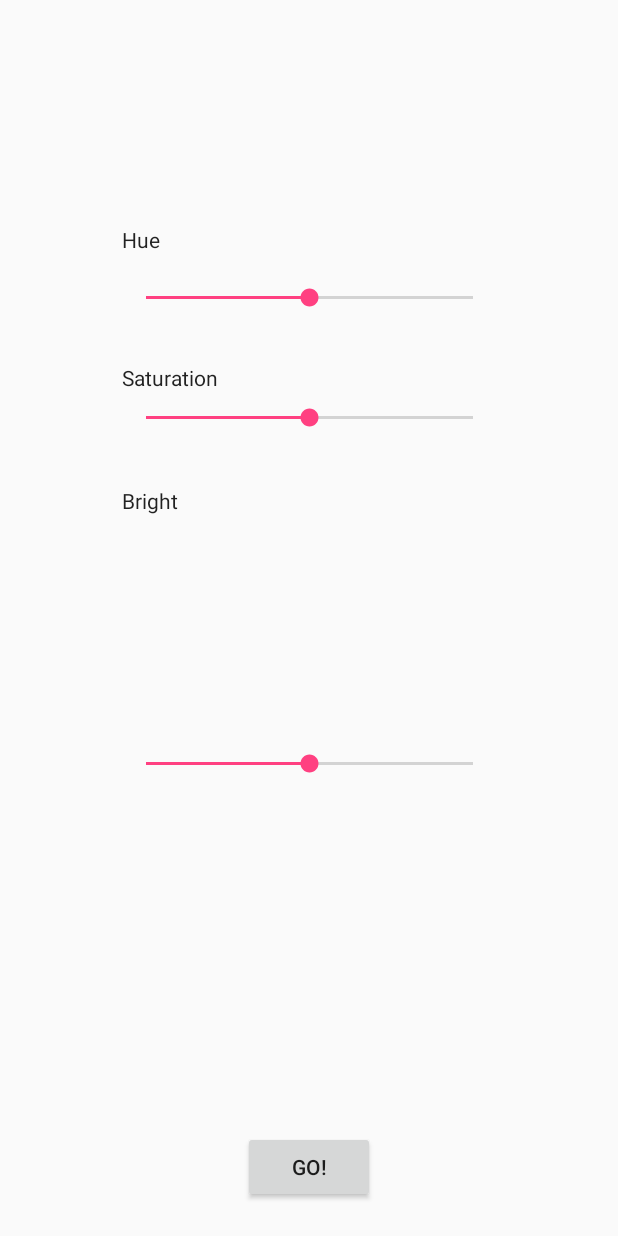
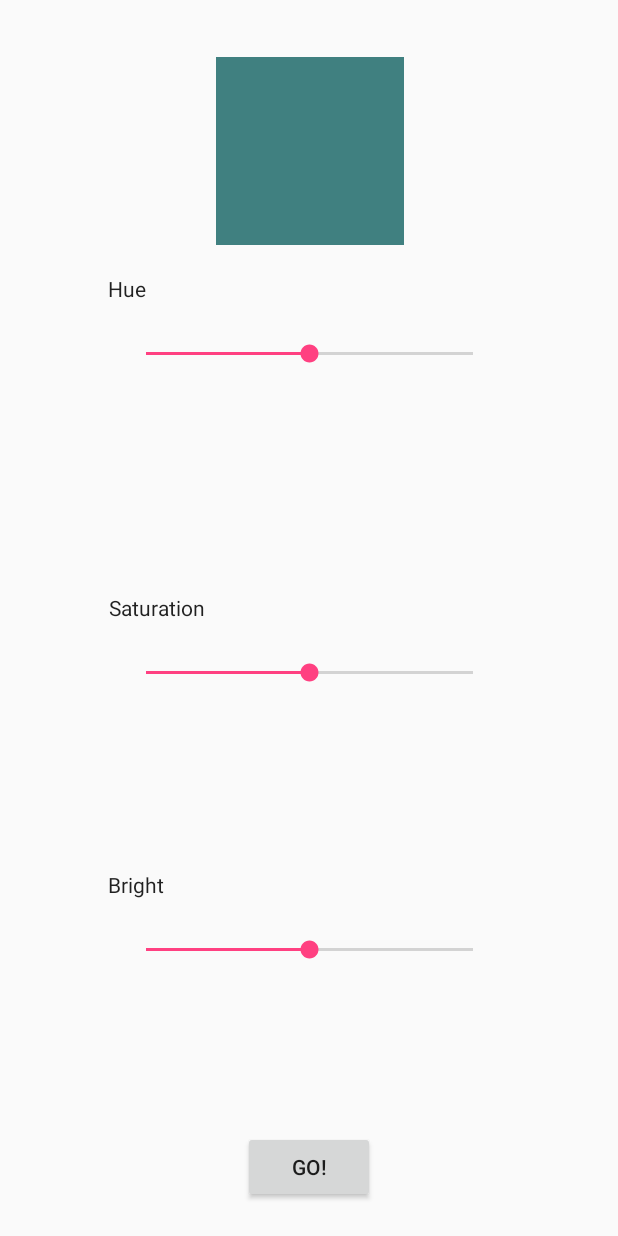
Before and after one commit to rafasalas/Rugs, an Android app: the screen it shows after launch (MainActivity), on a phone screen of 412 x 824 dp. Run offline under Robolectric (Android 15) with nearby library versions, the phone set to English and light mode, and no system bars.

Commit message:
Show color_1

```diff
--- a/app/src/main/java/com/rafasalas/rugs/MainActivity.java
+++ b/app/src/main/java/com/rafasalas/rugs/MainActivity.java
@@ -20,12 +20,14 @@ import android.widget.Button;
 import android.widget.SeekBar;
 
 import com.rafasalas.rugs.data.PrefsUtils;
+import com.rafasalas.rugs.views.muestracolor;
 
 
 public class MainActivity extends Activity {
+    private muestracolor muestra;
     private Button vamos;
     private SeekBar hue, saturation, bright=null;
-    private int valH=0, valS=0,valB=0;
+    private float valH=0, valS=0,valB=0;
 
     private boolean is_Running=false;
   // public SharedPreferences prefs = PreferenceManager.getDefaultSharedPreferences(this.getApplicationContext());
@@ -53,7 +55,7 @@ public class MainActivity extends Activity {
         requestWindowFeature(Window.FEATURE_NO_TITLE);
 
         setContentView(R.layout.activity_main);
-
+        muestra=(muestracolor)findViewById(R.id.muestra);
         hue=(SeekBar) findViewById(R.id.hue);
         saturation=(SeekBar) findViewById(R.id.saturation);
         bright=(SeekBar) findViewById(R.id.bright);
@@ -61,28 +63,30 @@ public class MainActivity extends Activity {
         WallpaperManager wpm = WallpaperManager.getInstance(this);
         WallpaperInfo info = wpm.getWallpaperInfo();
         //
-        Log.d("valores", prefs.getInt(hueKey, 0)+" "+prefs.getInt(satKey, 0)+" "+prefs.getInt(brightKey, 0));
+        //Log.d("valores", prefs.getInt(hueKey, 0)+" "+prefs.getInt(satKey, 0)+" "+prefs.getInt(brightKey, 0));
         if (!prefs.contains(initializedKey)){
 
             hue.setProgress(50);
             valH=180;
             saturation.setProgress(50);
-            valS=50;
+            valS=0.5f;
 
             bright.setProgress(50);
-            valB=50;
+            valB=0.5f;
         } else
         {
-            valH=prefs.getInt(hueKey, 0);
-            //double ladilla=(((double)valH/360)*100);
-           // Log.d("valor ladilla", ((double)valH/360d)+"");
+            valH=prefs.getFloat(hueKey, 0);
+
             hue.setProgress((int)(((double)valH/360)*100));
-            valS=prefs.getInt(satKey, 0);
-            saturation.setProgress(valS);
-            valB=prefs.getInt(brightKey, 0);
-            bright.setProgress(valB);
-            Log.d("valores_obtenidos", valH+" "+valS+" "+valB);
+            valS=prefs.getFloat(satKey, 0);
+            saturation.setProgress((int)(valS*100));
+            valB=prefs.getFloat(brightKey, 0);
+            bright.setProgress((int)(valB*100));
+            //Log.d("valores_obtenidos", valH+" "+valS+" "+valB);
         }
+        muestra.hsv[0]=valH;
+        muestra.hsv[1]=valS;
+        muestra.hsv[2]=valB;
         //
         if (info != null && info.getPackageName().equals(this.getPackageName())) {
             //Log.d("chocho ", "We're already running");
@@ -104,6 +108,7 @@ public class MainActivity extends Activity {
         hue.setOnSeekBarChangeListener(new SeekBar.OnSeekBarChangeListener() {
             public void onProgressChanged(SeekBar seekBar, int progress, boolean fromUser){
                 valH=(progress*360)/100;
+                muestra.hsv[0]=valH;
 
 
             }
@@ -120,7 +125,9 @@ public class MainActivity extends Activity {
         });
         saturation.setOnSeekBarChangeListener(new SeekBar.OnSeekBarChangeListener() {
             public void onProgressChanged(SeekBar seekBar, int progress, boolean fromUser){
-                valS=progress;
+                valS=(float)progress/100;
+
+                muestra.hsv[1]=valS;
 
 
             }
@@ -137,8 +144,9 @@ public class MainActivity extends Activity {
         });
         bright.setOnSeekBarChangeListener(new SeekBar.OnSeekBarChangeListener() {
             public void onProgressChanged(SeekBar seekBar, int progress, boolean fromUser){
-                valB=progress;
+                valB=(float)progress/100;
 
+                muestra.hsv[2]=valB;
 
             }
 
--- a/app/src/main/java/com/rafasalas/rugs/data/PrefsUtils.java
+++ b/app/src/main/java/com/rafasalas/rugs/data/PrefsUtils.java
@@ -19,7 +19,7 @@ public class PrefsUtils {
   public  static SharedPreferences prefs;*/
 
 
-    public static  void SetColors(Context context,int h, int s, int v){
+    public static  void SetColors(Context context,float h, float s, float v){
         String hueKey=context.getString(R.string.pref_hue_key);
         String  satKey=context.getString(R.string.pref_saturation_key);;
         String brightKey=context.getString(R.string.pref_bright_key);;
@@ -28,11 +28,11 @@ public class PrefsUtils {
         SharedPreferences prefs = PreferenceManager.getDefaultSharedPreferences(context);
 
         SharedPreferences.Editor editor=prefs.edit();
-        Log.d("valores_set", h+" "+s+" "+v);
-        Log.d("valores_string", hueKey+" "+satKey+" "+brightKey);
-        editor.putInt(hueKey,h);
-        editor.putInt(satKey,s);
-        editor.putInt(brightKey,v);
+        //Log.d("valores_set", h+" "+s+" "+v);
+        //Log.d("valores_string", hueKey+" "+satKey+" "+brightKey);
+        editor.putFloat(hueKey,h);
+        editor.putFloat(satKey,s);
+        editor.putFloat(brightKey,v);
         editor.putBoolean(initializedKey, true);
         editor.apply();
         editor.commit();
--- /dev/null
+++ b/app/src/main/java/com/rafasalas/rugs/views/muestracolor.java
@@ -0,0 +1,55 @@
+package com.rafasalas.rugs.views;
+
+import android.content.Context;
+import android.graphics.Canvas;
+import android.graphics.Color;
+import android.graphics.Paint;
+import android.util.AttributeSet;
+import android.view.View;
+
+import java.util.Random;
+
+/**
+ * Created by salas on 04/08/2017.
+ */
+
+public class muestracolor extends View {
+    private Context context;
+
+
+   public float[] hsv = new float[3];
+
+    public muestracolor(Context context, AttributeSet atributos) {
+
+
+        super(context, atributos);
+
+        hsv[0]=hsv[1]=hsv[2]=0;
+        Random rnd=new Random();
+
+    }
+    @Override
+
+    protected void onDraw(Canvas canvas){
+        Paint paint;
+        paint = new Paint();
+        int centerX,centerY;
+        centerX=centerY=0;
+
+        float width=canvas.getWidth();
+        float height=canvas.getHeight();
+
+        canvas.drawARGB(255, Color.red(Color.HSVToColor(hsv)),Color.green(Color.HSVToColor(hsv)),Color.blue(Color.HSVToColor(hsv)));
+
+        paint.setStrokeWidth(3);
+        //paint.setARGB(255, rojo, verde, azul);
+
+
+        invalidate();
+
+
+    }
+
+
+
+}
--- a/app/src/main/res/layout/activity_main.xml
+++ b/app/src/main/res/layout/activity_main.xml
@@ -5,7 +5,18 @@
     android:layout_width="match_parent"
     android:layout_height="match_parent"
     tools:context="com.rafasalas.rugs.MainActivity">
-
+    <com.rafasalas.rugs.views.muestracolor
+        android:id="@+id/muestra"
+        android:layout_width="125dp"
+        android:layout_height="125dp"
+        android:layout_centerHorizontal="true"
+        android:layout_marginRight="8dp"
+        app:layout_constraintRight_toRightOf="parent"
+        android:layout_marginLeft="8dp"
+        app:layout_constraintLeft_toLeftOf="parent"
+        app:layout_constraintTop_toTopOf="parent"
+        android:layout_marginTop="38dp"
+        app:layout_constraintHorizontal_bias="0.502" />
     <Button
         android:id="@+id/goBoton"
         android:layout_width="wrap_content"
@@ -27,17 +38,31 @@
         android:id="@+id/hue"
         android:layout_width="250dp"
         android:layout_height="36dp"
-        android:layout_marginTop="11dp"
-        app:layout_constraintLeft_toLeftOf="@+id/textView2"
-        app:layout_constraintTop_toBottomOf="@+id/textView" />
+        android:layout_marginLeft="8dp"
+        app:layout_constraintLeft_toLeftOf="parent"
+        android:layout_marginRight="8dp"
+        app:layout_constraintRight_toRightOf="parent"
+        app:layout_constraintBottom_toTopOf="@+id/saturation"
+        android:layout_marginStart="8dp"
+        android:layout_marginEnd="8dp"
+        android:layout_marginBottom="56dp"
+        android:layout_marginTop="8dp"
+        app:layout_constraintTop_toBottomOf="@+id/muestra" />
 
     <SeekBar
         android:id="@+id/saturation"
         android:layout_width="250dp"
         android:layout_height="36dp"
-        android:layout_marginTop="44dp"
-        app:layout_constraintLeft_toLeftOf="@+id/textView3"
-        app:layout_constraintTop_toBottomOf="@+id/hue" />
+        android:layout_marginTop="73dp"
+        app:layout_constraintTop_toBottomOf="@+id/hue"
+        android:layout_marginRight="8dp"
+        app:layout_constraintRight_toRightOf="parent"
+        android:layout_marginLeft="8dp"
+        app:layout_constraintLeft_toLeftOf="parent"
+        app:layout_constraintBottom_toTopOf="@+id/bright"
+        android:layout_marginStart="8dp"
+        android:layout_marginEnd="8dp"
+        android:layout_marginBottom="56dp" />
 
     <SeekBar
         android:id="@+id/bright"
@@ -62,9 +87,15 @@
         android:text="Hue"
         android:textAlignment="center"
         android:textAppearance="@style/TextAppearance.AppCompat"
-        app:layout_constraintLeft_toLeftOf="@+id/hue"
-        app:layout_constraintTop_toTopOf="parent"
-        android:layout_marginTop="150dp" />
+        android:layout_marginBottom="16dp"
+        app:layout_constraintBottom_toTopOf="@+id/hue"
+        android:layout_marginLeft="8dp"
+        app:layout_constraintLeft_toLeftOf="parent"
+        android:layout_marginRight="8dp"
+        app:layout_constraintRight_toRightOf="parent"
+        app:layout_constraintHorizontal_bias="0.172"
+        android:layout_marginStart="8dp"
+        android:layout_marginEnd="8dp" />
 
     <TextView
         android:id="@+id/textView2"
@@ -72,9 +103,15 @@
         android:layout_height="wrap_content"
         android:text="Saturation"
         android:textAppearance="@style/TextAppearance.AppCompat"
-        app:layout_constraintLeft_toLeftOf="@+id/saturation"
-        android:layout_marginTop="25dp"
-        app:layout_constraintTop_toBottomOf="@+id/hue" />
+        android:layout_marginBottom="16dp"
+        app:layout_constraintBottom_toTopOf="@+id/saturation"
+        android:layout_marginLeft="8dp"
+        app:layout_constraintLeft_toLeftOf="parent"
+        android:layout_marginRight="8dp"
+        app:layout_constraintRight_toRightOf="parent"
+        app:layout_constraintHorizontal_bias="0.194"
+        android:layout_marginStart="8dp"
+        android:layout_marginEnd="8dp" />
 
     <TextView
         android:id="@+id/textView3"
@@ -82,8 +119,14 @@
         android:layout_height="wrap_content"
         android:text="Bright"
         android:textAppearance="@style/TextAppearance.AppCompat"
-        app:layout_constraintLeft_toLeftOf="@+id/bright"
-        android:layout_marginTop="27dp"
-        app:layout_constraintTop_toBottomOf="@+id/saturation" />
+        android:layout_marginBottom="16dp"
+        app:layout_constraintBottom_toTopOf="@+id/bright"
+        android:layout_marginLeft="8dp"
+        app:layout_constraintLeft_toLeftOf="parent"
+        android:layout_marginRight="8dp"
+        app:layout_constraintRight_toRightOf="parent"
+        app:layout_constraintHorizontal_bias="0.178"
+        android:layout_marginStart="8dp"
+        android:layout_marginEnd="8dp" />
 
 </android.support.constraint.ConstraintLayout>
```
